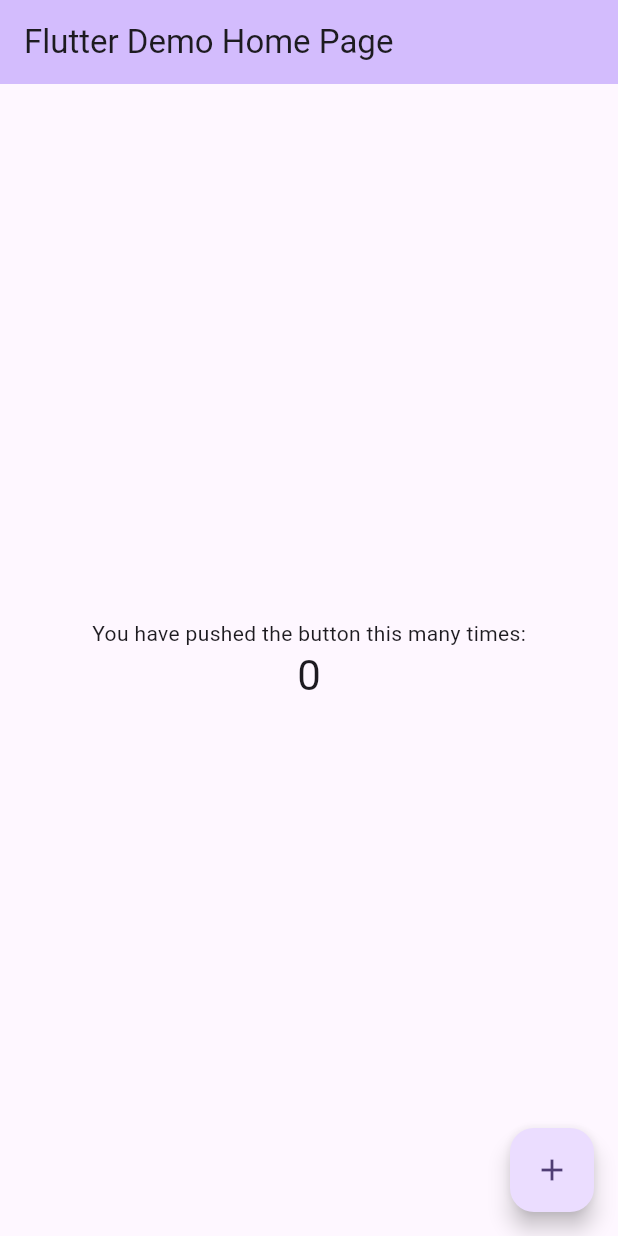
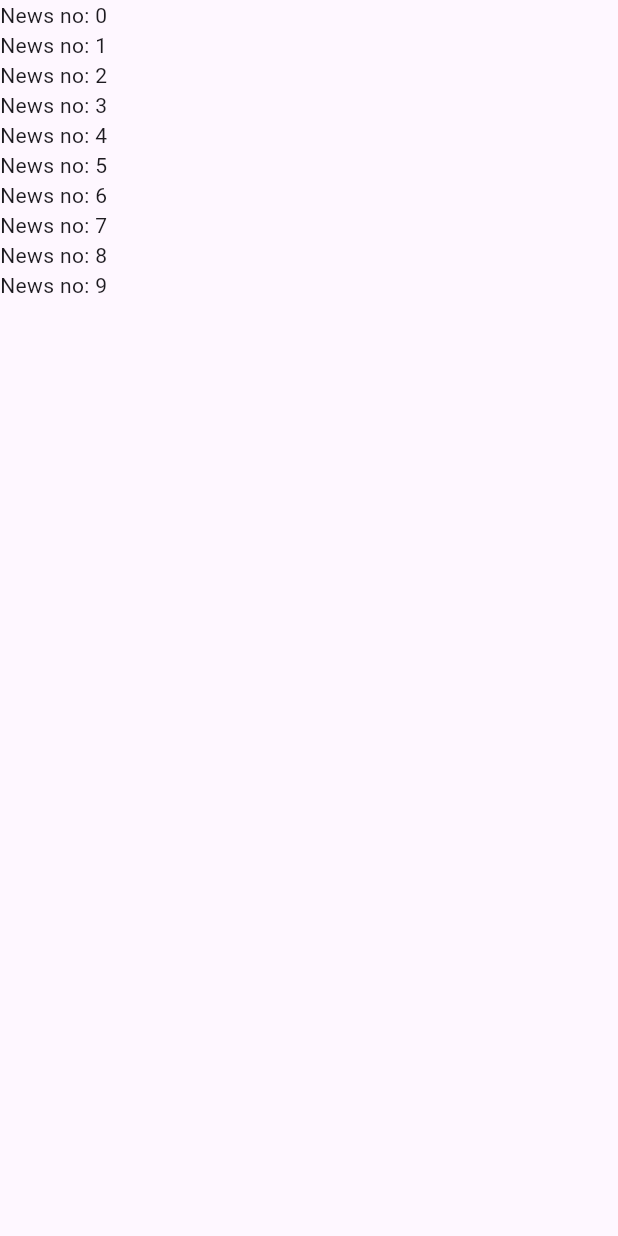
Before and after one commit to humoyun72/news-app-mobile, a Flutter app: the screen it shows after launch, on a phone screen of 412 x 824 dp. Run offline on Flutter 3.47's test engine with Material 3 defaults, Android fonts, the phone set to English and light mode, and no system bars; our stand-ins replace flutter_bloc.

Commit message:
add bloc

```diff
--- a/lib/main.dart
+++ b/lib/main.dart
@@ -1,4 +1,5 @@
 import 'package:flutter/material.dart';
+import 'package:news_app/part5/news_screen.dart';
 
 void main() {
   runApp(const MyApp());
@@ -13,110 +14,9 @@ class MyApp extends StatelessWidget {
     return MaterialApp(
       title: 'Flutter Demo',
       theme: ThemeData(
-        // This is the theme of your application.
-        //
-        // TRY THIS: Try running your application with "flutter run". You'll see
-        // the application has a purple toolbar. Then, without quitting the app,
-        // try changing the seedColor in the colorScheme below to Colors.green
-        // and then invoke "hot reload" (save your changes or press the "hot
-        // reload" button in a Flutter-supported IDE, or press "r" if you used
-        // the command line to start the app).
-        //
-        // Notice that the counter didn't reset back to zero; the application
-        // state is not lost during the reload. To reset the state, use hot
-        // restart instead.
-        //
-        // This works for code too, not just values: Most code changes can be
-        // tested with just a hot reload.
         colorScheme: ColorScheme.fromSeed(seedColor: Colors.deepPurple),
       ),
-      home: const MyHomePage(title: 'Flutter Demo Home Page'),
+      home: NewsScreen(),
     );
   }
 }
-
-class MyHomePage extends StatefulWidget {
-  const MyHomePage({super.key, required this.title});
-
-  // This widget is the home page of your application. It is stateful, meaning
-  // that it has a State object (defined below) that contains fields that affect
-  // how it looks.
-
-  // This class is the configuration for the state. It holds the values (in this
-  // case the title) provided by the parent (in this case the App widget) and
-  // used by the build method of the State. Fields in a Widget subclass are
-  // always marked "final".
-
-  final String title;
-
-  @override
-  State<MyHomePage> createState() => _MyHomePageState();
-}
-
-class _MyHomePageState extends State<MyHomePage> {
-  int _counter = 0;
-
-  void _incrementCounter() {
-    setState(() {
-      // This call to setState tells the Flutter framework that something has
-      // changed in this State, which causes it to rerun the build method below
-      // so that the display can reflect the updated values. If we changed
-      // _counter without calling setState(), then the build method would not be
-      // called again, and so nothing would appear to happen.
-      _counter++;
-    });
-  }
-
-  @override
-  Widget build(BuildContext context) {
-    // This method is rerun every time setState is called, for instance as done
-    // by the _incrementCounter method above.
-    //
-    // The Flutter framework has been optimized to make rerunning build methods
-    // fast, so that you can just rebuild anything that needs updating rather
-    // than having to individually change instances of widgets.
-    return Scaffold(
-      appBar: AppBar(
-        // TRY THIS: Try changing the color here to a specific color (to
-        // Colors.amber, perhaps?) and trigger a hot reload to see the AppBar
-        // change color while the other colors stay the same.
-        backgroundColor: Theme.of(context).colorScheme.inversePrimary,
-        // Here we take the value from the MyHomePage object that was created by
-        // the App.build method, and use it to set our appbar title.
-        title: Text(widget.title),
-      ),
-      body: Center(
-        // Center is a layout widget. It takes a single child and positions it
-        // in the middle of the parent.
-        child: Column(
-          // Column is also a layout widget. It takes a list of children and
-          // arranges them vertically. By default, it sizes itself to fit its
-          // children horizontally, and tries to be as tall as its parent.
-          //
-          // Column has various properties to control how it sizes itself and
-          // how it positions its children. Here we use mainAxisAlignment to
-          // center the children vertically; the main axis here is the vertical
-          // axis because Columns are vertical (the cross axis would be
-          // horizontal).
-          //
-          // TRY THIS: Invoke "debug painting" (choose the "Toggle Debug Paint"
-          // action in the IDE, or press "p" in the console), to see the
-          // wireframe for each widget.
-          mainAxisAlignment: MainAxisAlignment.center,
-          children: <Widget>[
-            const Text('You have pushed the button this many times:'),
-            Text(
-              '$_counter',
-              style: Theme.of(context).textTheme.headlineMedium,
-            ),
-          ],
-        ),
-      ),
-      floatingActionButton: FloatingActionButton(
-        onPressed: _incrementCounter,
-        tooltip: 'Increment',
-        child: const Icon(Icons.add),
-      ), // This trailing comma makes auto-formatting nicer for build methods.
-    );
-  }
-}
--- /dev/null
+++ b/lib/part5/bloc.dart
@@ -0,0 +1,30 @@
+import 'package:flutter_bloc/flutter_bloc.dart';
+import 'package:news_app/part5/event.dart';
+import 'package:news_app/part5/news.dart';
+import 'package:news_app/part5/state.dart';
+
+class NewsScreenBloc extends Bloc<NewsScreenEvent, NewsScreenState> {
+  NewsScreenBloc(): super(NewsScreenState()) {
+    on<LoadNewsEvent>(_onLoadNews);
+  }
+
+  Future<void> _onLoadNews(
+      LoadNewsEvent event,
+      Emitter<NewsScreenState> emit
+  ) async {
+    final newState = NewsScreenState(
+      newsList: state.newsList,
+      isLoading: true,
+    );
+    emit(newState);
+
+    await Future.delayed(Duration(seconds: 3));
+
+    final newState2 = NewsScreenState(
+      newsList: List.generate(10, (index) => News(title: "News no: $index")),
+      isLoading: false,
+    );
+
+    emit(newState2);
+  }
+}
--- /dev/null
+++ b/lib/part5/event.dart
@@ -0,0 +1,7 @@
+abstract class NewsScreenEvent {
+  const NewsScreenEvent();
+}
+
+class LoadNewsEvent extends NewsScreenEvent {
+  const LoadNewsEvent();
+}
--- /dev/null
+++ b/lib/part5/news.dart
@@ -0,0 +1,10 @@
+import 'package:json_annotation/json_annotation.dart';
+
+part 'news.g.dart';
+
+@JsonSerializable()
+class News {
+  final String title;
+
+  News({required this.title});
+}
--- /dev/null
+++ b/lib/part5/news_screen.dart
@@ -0,0 +1,32 @@
+import 'package:flutter/material.dart';
+import 'package:flutter_bloc/flutter_bloc.dart';
+import 'package:news_app/part5/bloc.dart';
+import 'package:news_app/part5/event.dart';
+import 'package:news_app/part5/state.dart';
+
+class NewsScreen extends StatelessWidget {
+  const NewsScreen({super.key});
+
+  @override
+  Widget build(BuildContext context) {
+    return Scaffold(
+      body: SafeArea(child:
+          BlocProvider(
+            create: (_) => NewsScreenBloc()..add(LoadNewsEvent()),
+            child: BlocBuilder<NewsScreenBloc, NewsScreenState>(builder: (context, state) {
+              if(state.isLoading) {
+                return Center(child: CircularProgressIndicator());
+              }
+
+              return ListView.builder(
+                itemCount: state.newsList.length,
+                itemBuilder: (context,index) {
+                  return Text(state.newsList[index].title);
+                },
+              );
+            }),
+          )
+      ),
+    );
+  }
+}
--- /dev/null
+++ b/lib/part5/state.dart
@@ -0,0 +1,8 @@
+import 'package:news_app/part5/news.dart';
+
+class NewsScreenState {
+  final List<News> newsList;
+  final bool isLoading;
+
+  NewsScreenState({this.newsList = const [], this.isLoading = false});
+}
--- a/pubspec.yaml
+++ b/pubspec.yaml
@@ -34,6 +34,8 @@ dependencies:
   # The following adds the Cupertino Icons font to your application.
   # Use with the CupertinoIcons class for iOS style icons.
   cupertino_icons: ^1.0.8
+  flutter_bloc: ^9.1.1
+  json_annotation: ^4.9.0
 
 dev_dependencies:
   flutter_test:
@@ -45,6 +47,8 @@ dev_dependencies:
   # package. See that file for information about deactivating specific lint
   # rules and activating additional ones.
   flutter_lints: ^5.0.0
+  json_serializable: ^6.10.0
+  build_runner: ^2.6.0
 
 # For information on the generic Dart part of this file, see the
 # following page: https://dart.dev/tools/pub/pubspec
```
Also changed, not shown: lib/part5/news.g.dart (added), pubspec.lock.
